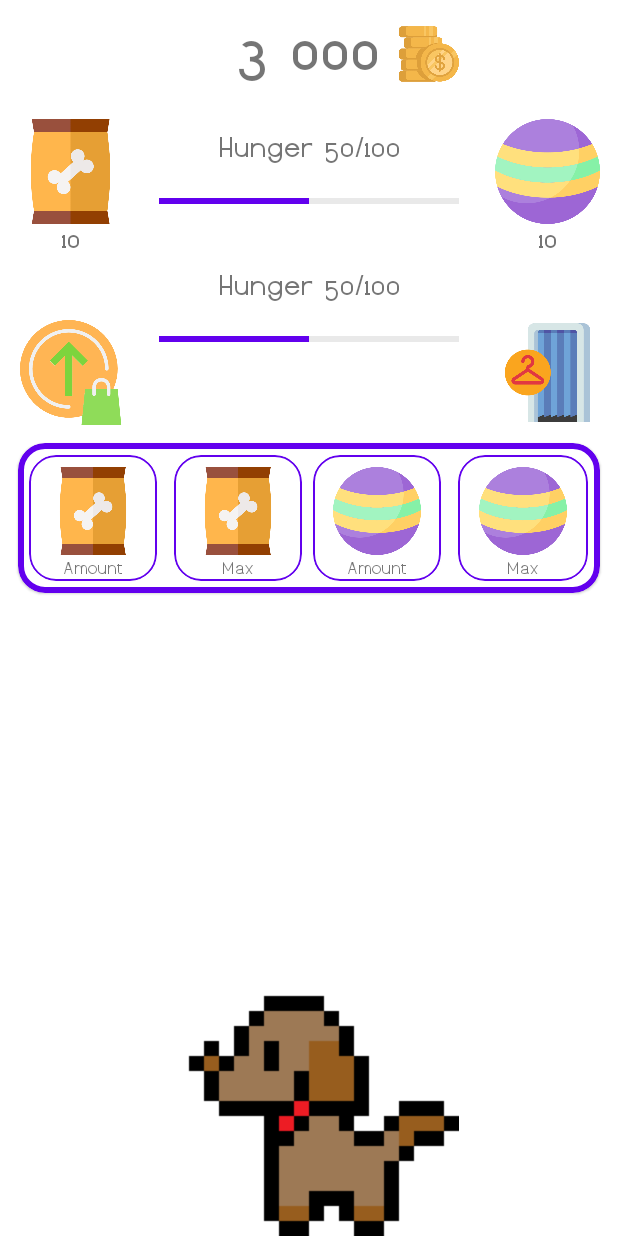
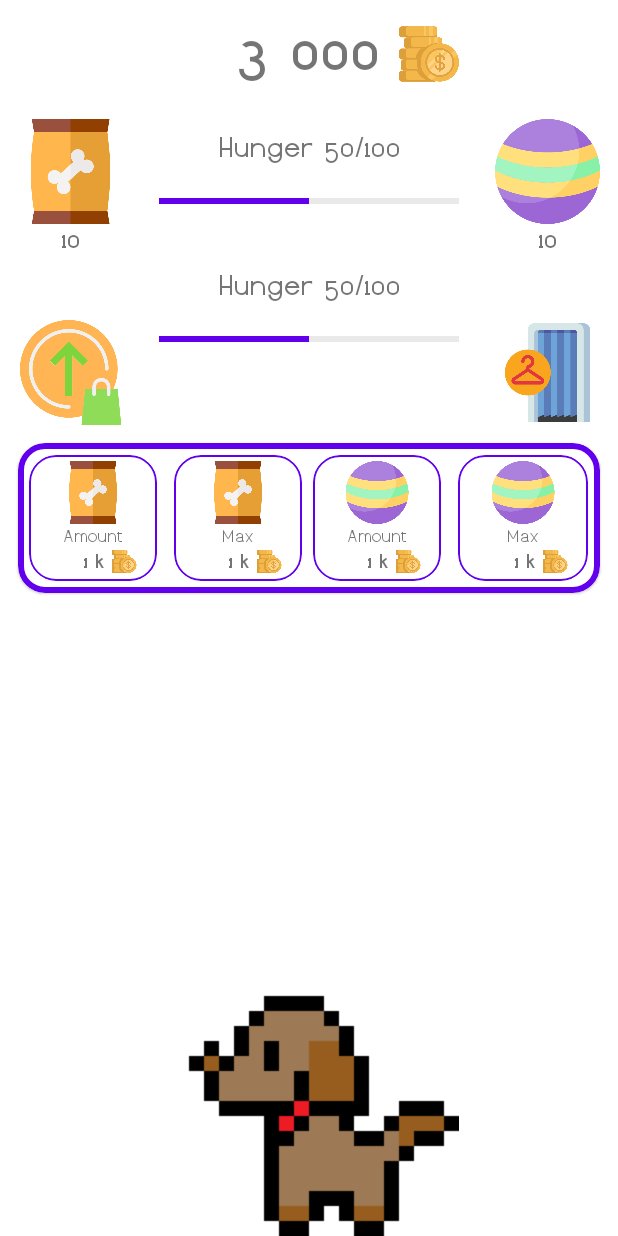
Before and after one commit to PatrykKudyk/iPet, an Android app: the layout fragment_base.xml on its own in the app's theme, with its tools: preview values and no code run, on a phone screen of 412 x 824 dp. Run offline under Robolectric (Android 15) with nearby library versions, the phone set to English and light mode, and no system bars.

Commit message:
changed layout

```diff
--- a/iPet/app/src/main/res/layout/fragment_base.xml
+++ b/iPet/app/src/main/res/layout/fragment_base.xml
@@ -229,12 +229,12 @@
                         <View
                             android:layout_width="match_parent"
                             android:layout_height="0dp"
-                            android:layout_weight="1" />
+                            android:layout_weight="0.5" />
 
                         <ImageView
                             android:layout_width="match_parent"
                             android:layout_height="0dp"
-                            android:layout_weight="7"
+                            android:layout_weight="5"
                             android:src="@drawable/dog_food" />
 
                         <TextView
@@ -245,6 +245,36 @@
                             android:gravity="center"
                             android:text="@string/amount"
                             android:textSize="12dip" />
+
+                        <LinearLayout
+                            android:layout_width="match_parent"
+                            android:layout_height="0dp"
+                            android:layout_gravity="center"
+                            android:layout_weight="2"
+                            android:orientation="horizontal"
+                            android:weightSum="10">
+
+                            <TextView
+                                android:id="@+id/upgrade_food_cost"
+                                android:layout_width="0dp"
+                                android:layout_height="match_parent"
+                                android:layout_weight="6"
+                                android:fontFamily="@font/dustismo_bold"
+                                android:gravity="right"
+                                tools:text="1 k" />
+
+                            <View
+                                android:layout_width="0dp"
+                                android:layout_height="match_parent"
+                                android:layout_weight="0.5" />
+
+                            <ImageView
+                                android:layout_width="0dp"
+                                android:layout_height="match_parent"
+                                android:layout_weight="2"
+                                android:src="@drawable/coin" />
+
+                        </LinearLayout>
 
                     </LinearLayout>
 
@@ -278,12 +308,12 @@
                         <View
                             android:layout_width="match_parent"
                             android:layout_height="0dp"
-                            android:layout_weight="1" />
+                            android:layout_weight="0.5" />
 
                         <ImageView
                             android:layout_width="match_parent"
                             android:layout_height="0dp"
-                            android:layout_weight="7"
+                            android:layout_weight="5"
                             android:src="@drawable/dog_food" />
 
                         <TextView
@@ -294,6 +324,36 @@
                             android:gravity="center"
                             android:text="@string/max"
                             android:textSize="12dip" />
+
+                        <LinearLayout
+                            android:layout_width="match_parent"
+                            android:layout_height="0dp"
+                            android:layout_gravity="center"
+                            android:layout_weight="2"
+                            android:orientation="horizontal"
+                            android:weightSum="10">
+
+                            <TextView
+                                android:id="@+id/upgrade_food_max_cost"
+                                android:layout_width="0dp"
+                                android:layout_height="match_parent"
+                                android:layout_weight="6"
+                                android:fontFamily="@font/dustismo_bold"
+                                android:gravity="right"
+                                tools:text="1 k" />
+
+                            <View
+                                android:layout_width="0dp"
+                                android:layout_height="match_parent"
+                                android:layout_weight="0.5" />
+
+                            <ImageView
+                                android:layout_width="0dp"
+                                android:layout_height="match_parent"
+                                android:layout_weight="2"
+                                android:src="@drawable/coin" />
+
+                        </LinearLayout>
 
                     </LinearLayout>
 
@@ -328,12 +388,12 @@
                         <View
                             android:layout_width="match_parent"
                             android:layout_height="0dp"
-                            android:layout_weight="1"/>
+                            android:layout_weight="0.5"/>
 
                         <ImageView
                             android:layout_width="match_parent"
                             android:layout_height="0dp"
-                            android:layout_weight="7"
+                            android:layout_weight="5"
                             android:src="@drawable/ball"/>
 
                         <TextView
@@ -344,6 +404,36 @@
                             android:gravity="center"
                             android:fontFamily="@font/dustismo_bold"
                             android:textSize="12dip"/>
+
+                        <LinearLayout
+                            android:layout_width="match_parent"
+                            android:layout_height="0dp"
+                            android:layout_gravity="center"
+                            android:layout_weight="2"
+                            android:orientation="horizontal"
+                            android:weightSum="10">
+
+                            <TextView
+                                android:id="@+id/upgrade_play_cost"
+                                android:layout_width="0dp"
+                                android:layout_height="match_parent"
+                                android:layout_weight="6"
+                                android:fontFamily="@font/dustismo_bold"
+                                android:gravity="right"
+                                tools:text="1 k" />
+
+                            <View
+                                android:layout_width="0dp"
+                                android:layout_height="match_parent"
+                                android:layout_weight="0.5" />
+
+                            <ImageView
+                                android:layout_width="0dp"
+                                android:layout_height="match_parent"
+                                android:layout_weight="2"
+                                android:src="@drawable/coin" />
+
+                        </LinearLayout>
 
                     </LinearLayout>
 
@@ -378,12 +468,12 @@
                         <View
                             android:layout_width="match_parent"
                             android:layout_height="0dp"
-                            android:layout_weight="1"/>
+                            android:layout_weight="0.5"/>
 
                         <ImageView
                             android:layout_width="match_parent"
                             android:layout_height="0dp"
-                            android:layout_weight="7"
+                            android:layout_weight="5"
                             android:src="@drawable/ball"/>
 
                         <TextView
@@ -394,6 +484,36 @@
                             android:gravity="center"
                             android:fontFamily="@font/dustismo_bold"
                             android:textSize="12dip"/>
+
+                        <LinearLayout
+                            android:layout_width="match_parent"
+                            android:layout_height="0dp"
+                            android:layout_gravity="center"
+                            android:layout_weight="2"
+                            android:orientation="horizontal"
+                            android:weightSum="10">
+
+                            <TextView
+                                android:id="@+id/upgrade_play_max_cost"
+                                android:layout_width="0dp"
+                                android:layout_height="match_parent"
+                                android:layout_weight="6"
+                                android:fontFamily="@font/dustismo_bold"
+                                android:gravity="right"
+                                tools:text="1 k" />
+
+                            <View
+                                android:layout_width="0dp"
+                                android:layout_height="match_parent"
+                                android:layout_weight="0.5" />
+
+                            <ImageView
+                                android:layout_width="0dp"
+                                android:layout_height="match_parent"
+                                android:layout_weight="2"
+                                android:src="@drawable/coin" />
+
+                        </LinearLayout>
 
                     </LinearLayout>
 
```
